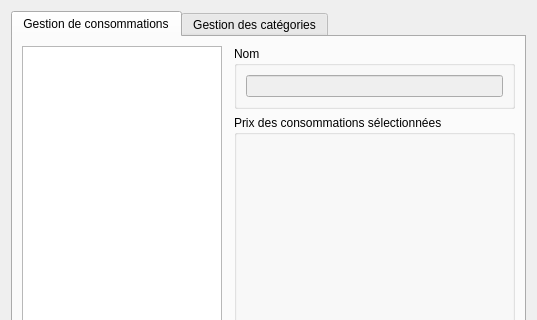
Old version of the form application/ui/products_management_window.ui in the repository nils-van-zuijlen/Enibar; both pictures show x 0 to 537 and y 0 to 320 of the 537 by 556 pixel window.
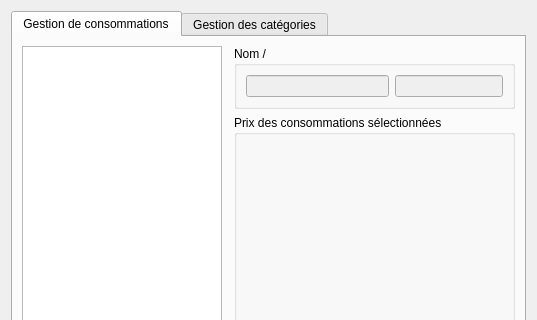
New version of the form. Custom widgets are drawn as their Qt base class.

Commit message: Move the alcohol percentage from prices to products as the latter makes more sense

What changed in the file:
```diff
--- a/application/ui/products_management_window.ui
+++ b/application/ui/products_management_window.ui
@@ -212,7 +212,7 @@
        <item row="0" column="3">
         <widget class="QGroupBox" name="groupBox">
          <property name="title">
-          <string>Nom</string>
+          <string>Nom / </string>
          </property>
          <layout class="QGridLayout" name="gridLayout_5">
           <item row="0" column="0">
@@ -222,6 +222,22 @@
             </property>
            </widget>
           </item>
+          <item row="0" column="1">
+           <widget class="Input" name="percentage_input">
+            <property name="enabled">
+             <bool>false</bool>
+            </property>
+            <property name="sizePolicy">
+             <sizepolicy hsizetype="Maximum" vsizetype="Fixed">
+              <horstretch>0</horstretch>
+              <verstretch>0</verstretch>
+             </sizepolicy>
+            </property>
+            <property name="placeholderText">
+             <string/>
+            </property>
+           </widget>
+          </item>
          </layout>
         </widget>
        </item>
```
Left out of the diff: 4 changed lines with no effect on the pictures. The commit also changes 16 other files.
